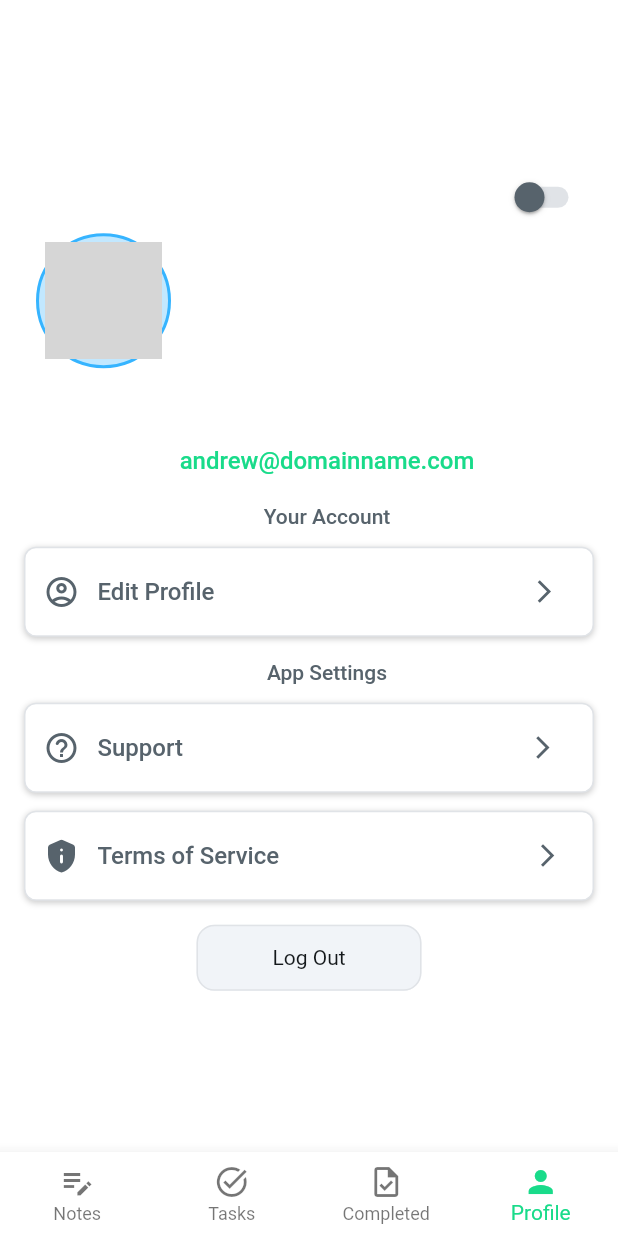
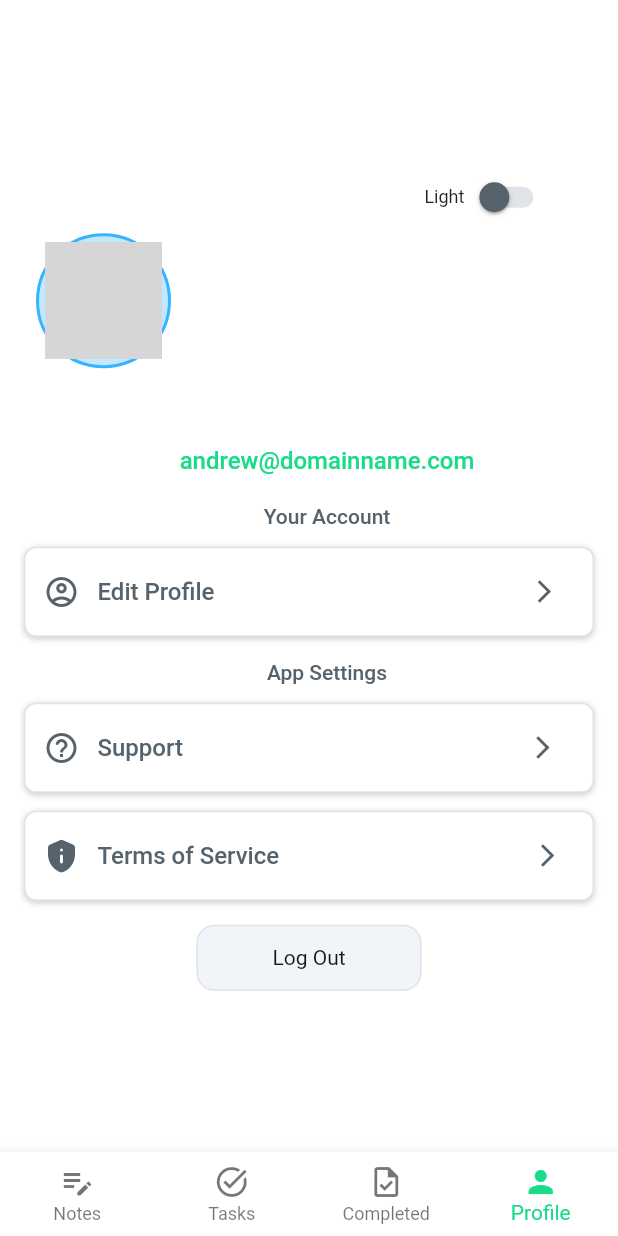
Before and after one commit to JayPrinz/Todo.app, a Flutter app: the screen it shows once a user with an empty profile is signed in, item 4 of the bottom bar chosen, on a phone screen of 412 x 824 dp. Run offline on Flutter 3.47's test engine with Material 3 defaults, Android fonts, the phone set to English and light mode, and no system bars; drawn by our look-alikes of auto_size_text, cached_network_image, flutter_animate; our stand-ins replace cloud_firestore, file_picker, firebase_auth, firebase_core, firebase_storage, font_awesome_flutter and 12 more; missing offline and left inert: json_path, mime_type; accounts and stored records are empty; network calls fail; Roboto replaces fonts that are missing (Readex Pro); grey boxes are pictures that could not be loaded.

Commit message:
final minor changes

```diff
--- a/lib/account_profile_creation/auth_2_profile/auth2_profile_widget.dart
+++ b/lib/account_profile_creation/auth_2_profile/auth2_profile_widget.dart
@@ -96,6 +96,14 @@ class _Auth2ProfileWidgetState extends State<Auth2ProfileWidget>
                   mainAxisSize: MainAxisSize.max,
                   mainAxisAlignment: MainAxisAlignment.end,
                   children: [
+                    Text(
+                      'Light',
+                      style: FlutterFlowTheme.of(context).bodyMedium.override(
+                            fontFamily: 'Readex Pro',
+                            color: const Color(0xFF1D2429),
+                            letterSpacing: 0.0,
+                          ),
+                    ),
                     Switch.adaptive(
                       value: _model.switchValue!,
                       onChanged: (newValue) async {
@@ -113,6 +121,14 @@ class _Auth2ProfileWidgetState extends State<Auth2ProfileWidget>
                           FlutterFlowTheme.of(context).alternate,
                       inactiveThumbColor:
                           FlutterFlowTheme.of(context).secondaryText,
+                    ),
+                    Text(
+                      'dark',
+                      style: FlutterFlowTheme.of(context).bodyMedium.override(
+                            fontFamily: 'Readex Pro',
+                            color: Colors.white,
+                            letterSpacing: 0.0,
+                          ),
                     ),
                   ]
                       .addToStart(const SizedBox(width: 20.0))
--- a/lib/pages/complete_tasks/complete_tasks_widget.dart
+++ b/lib/pages/complete_tasks/complete_tasks_widget.dart
@@ -155,12 +155,6 @@ class _CompleteTasksWidgetState extends State<CompleteTasksWidget> {
                                       }.withoutNulls,
                                       extra: <String, dynamic>{
                                         'taskDoc': listViewTasksRecord,
-                                        kTransitionInfoKey: const TransitionInfo(
-                                          hasTransition: true,
-                                          transitionType:
-                                              PageTransitionType.fade,
-                                          duration: Duration(milliseconds: 500),
-                                        ),
                                       },
                                     );
                                   },
```
Also changed, not shown: lib/pages/notes/notes_widget.dart (+1 -10 lines).
